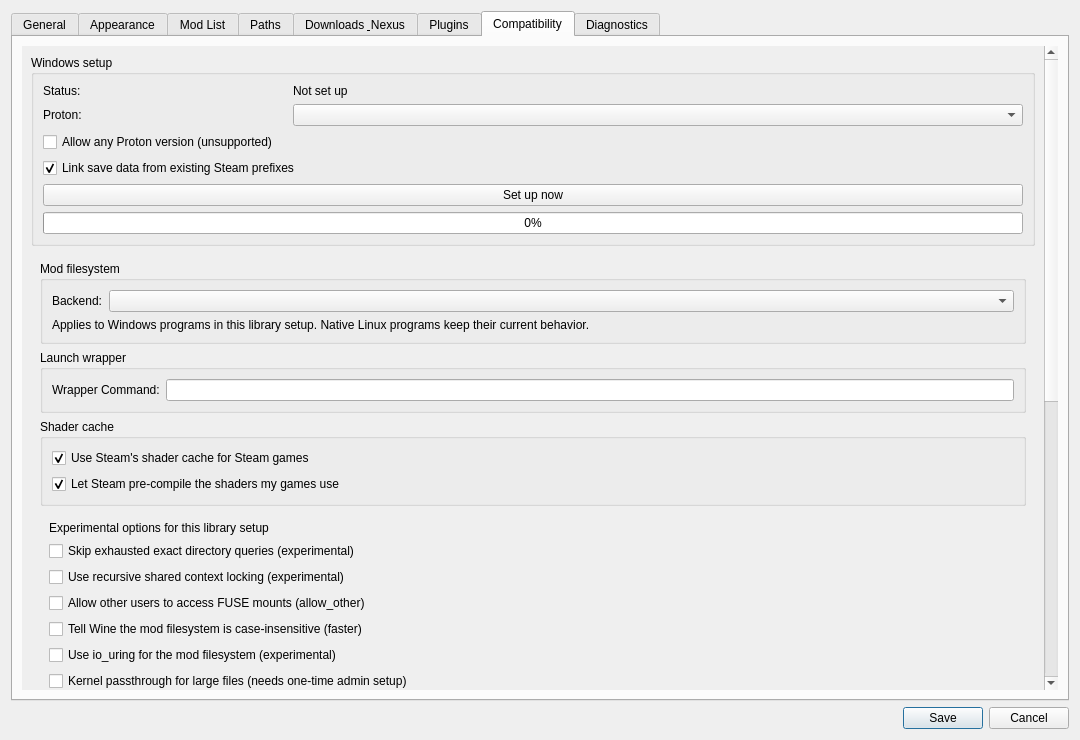
First picture: the form in src/src/settingsdialog.ui, repository SulfurNitride/Fluorine-Manager, before the edit.
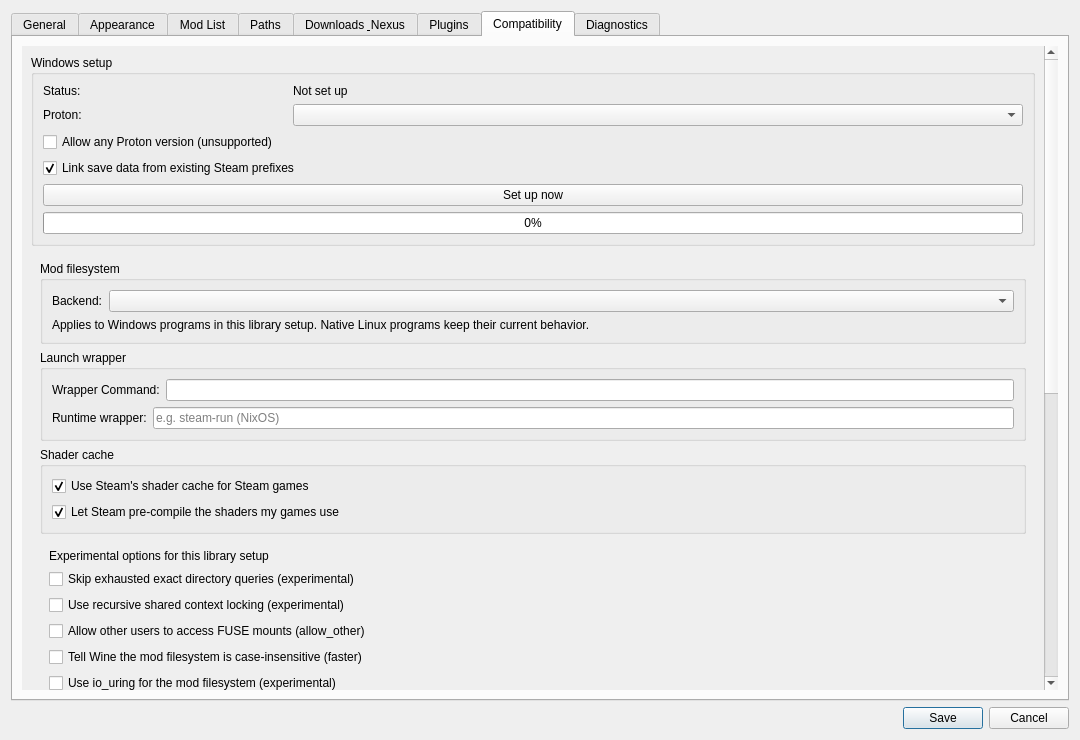
Second picture: the form after the edit. The open tabs and pages were chosen to show the change. Icons and pictures are not drawn. Custom widgets are drawn as their Qt base class.

Commit message: Add a runtime wrapper for the Steam Linux Runtime (#219, #221)

Diff of the .ui file:
```diff
--- a/src/src/settingsdialog.ui
+++ b/src/src/settingsdialog.ui
@@ -1891,6 +1891,27 @@
                    </item>
                   </layout>
                  </item>
+                 <item>
+                  <layout class="QHBoxLayout" name="runtimeWrapperLayout">
+                   <item>
+                    <widget class="QLabel" name="runtimeWrapperLabel">
+                     <property name="text">
+                      <string>Runtime wrapper:</string>
+                     </property>
+                    </widget>
+                   </item>
+                   <item>
+                    <widget class="QLineEdit" name="runtimeWrapperEdit">
+                     <property name="placeholderText">
+                      <string>e.g. steam-run (NixOS)</string>
+                     </property>
+                     <property name="toolTip">
+                      <string>Runs only the Steam Linux Runtime through this command, for game launches and prefix setup. On NixOS, set it to steam-run so the runtime finds a standard filesystem layout. The FLUORINE_RUNTIME_WRAPPER environment variable overrides it.</string>
+                     </property>
+                    </widget>
+                   </item>
+                  </layout>
+                 </item>
                 </layout>
                 <property name="title">
                  <string>Launch wrapper</string>
```
The commit also changes 6 other files.
